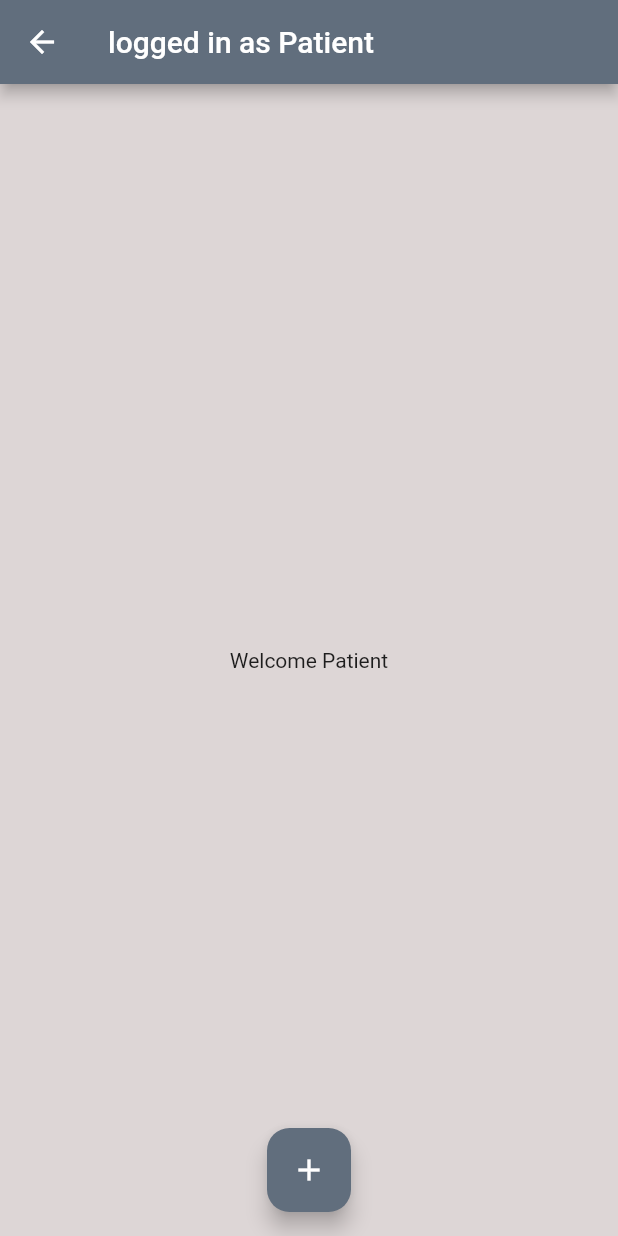
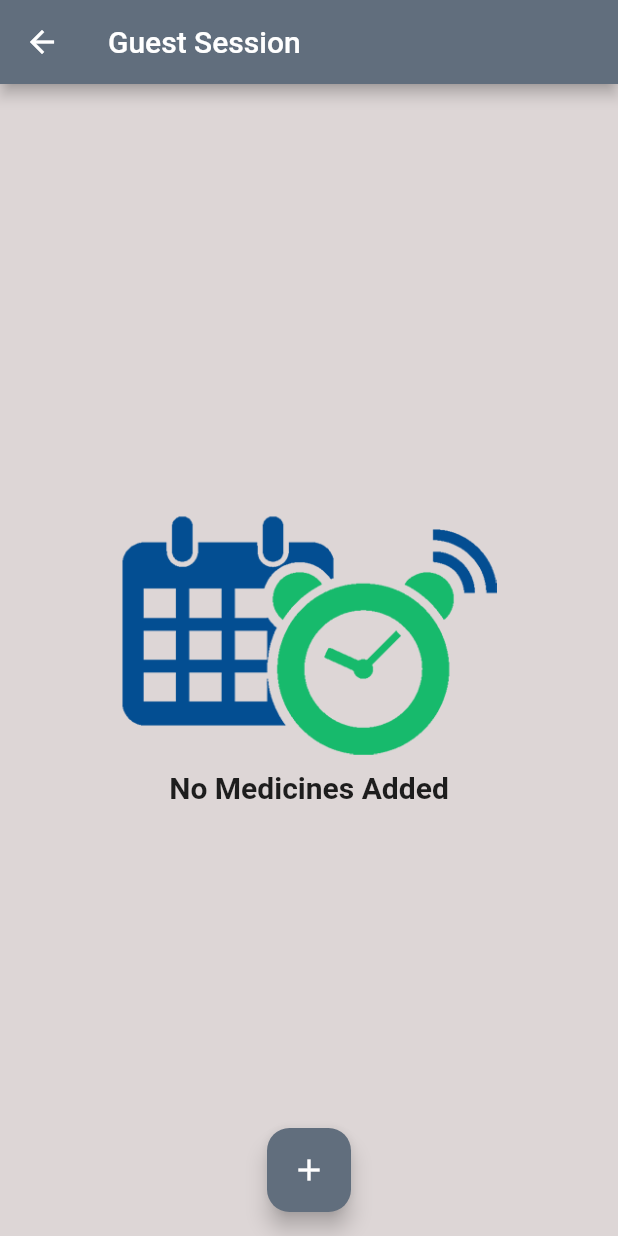
Before and after one commit to MFQuraishi/Meditime, a Flutter app: the MainScreen screen opened directly, on a phone screen of 412 x 824 dp. Run offline on Flutter 3.47's test engine with Material 2 defaults, Android fonts, the phone set to English and light mode, and no system bars; our stand-ins replace fluttertoast, sqflite; missing offline and left inert: dart:ffi; accounts and stored records are empty.

Commit message:
Database Added. Showing List of added medicines in process

```diff
--- a/lib/screens/patientScreens/components/body.dart
+++ b/lib/screens/patientScreens/components/body.dart
@@ -1,10 +1,69 @@
 import 'package:flutter/material.dart';
+import 'package:meditime/constants.dart';
+import 'package:meditime/database/helper/medsDBHelper.dart';
 
-class Body extends StatelessWidget{
+class Body extends StatefulWidget {
   @override
-  Widget build(BuildContext context){
-    return Center(
-      child: Text("Welcome Patient"),
+  _BodyState createState() => _BodyState();
+}
+
+class _BodyState extends State<Body> {
+  MedsDBHelper medsDBHelper = MedsDBHelper();
+  List<Map<String, dynamic>> medsDataList = [];
+  List<Widget> medsListTile = [];
+
+  @override
+  Widget build(BuildContext context) {
+    if (true) {
+      updateMedsData();
+    }
+    return (medsListTile.length == 0)
+        ? Center(
+          child: Column(
+              mainAxisAlignment: MainAxisAlignment.center,
+              children: [
+                Image.asset("assets/images/reminder.png",width: 250,),
+                SizedBox(height: 10,),
+                Text("No Medicines Added", style: TextStyle(fontSize: 20, fontWeight: FontWeight.bold),)
+                ],
+            ),
+        )
+        : ListView(
+            children: [
+              ...medsListTile,
+              GestureDetector(
+                child: Icon(Icons.add),
+                onTap: () {
+                  print(medsListTile);
+                  print("inside gesture detecter");
+                  setState(() {
+                    medsListTile.insert(0, generateListTile());
+                    print(medsListTile);
+                  });
+                },
+              ),
+            ],
+          );
+  }
+
+  void updateMedsData() async {
+    medsDataList = await medsDBHelper.selectAll();
+    print(medsDataList);
+  }
+
+  Widget generateListTile() {
+
+    return ListTile(
+      leading: Text("leading"),
+      title: Text("title"),
+      subtitle: Text("subtitle"),
+      trailing: TextButton(
+        child: Icon(Icons.delete,color: Colors.red,),
+        onPressed: (){
+        //TODO: add functions to on pressed
+        },
+      ),
+      tileColor: meditimePrimary,
     );
   }
 }
--- a/lib/screens/patientScreens/mainScreen.dart
+++ b/lib/screens/patientScreens/mainScreen.dart
@@ -8,7 +8,7 @@ class MainScreen extends StatelessWidget{
   Widget build(BuildContext context){
     return Scaffold(
       appBar: AppBar(
-        title: Text("logged in as Patient"),
+        title: Text("Guest Session"),
       ),
       body: Body(),
       floatingActionButton: FloatingActionButton(
```
Also changed, not shown: lib/database/helper/medsDBHelper.dart (added, +19 -0 lines), lib/database/medsDatabase.dart (+45 -0 lines), lib/database/service/medsDatabaseModel.dart (added, +61 -0 lines), lib/database/tableConstants.dart (added, +13 -0 lines), lib/screens/patientScreens/components/addMedicineForm.dart (+49 -56 lines), lib/services/medsDatabaseHelper.dart (deleted).
